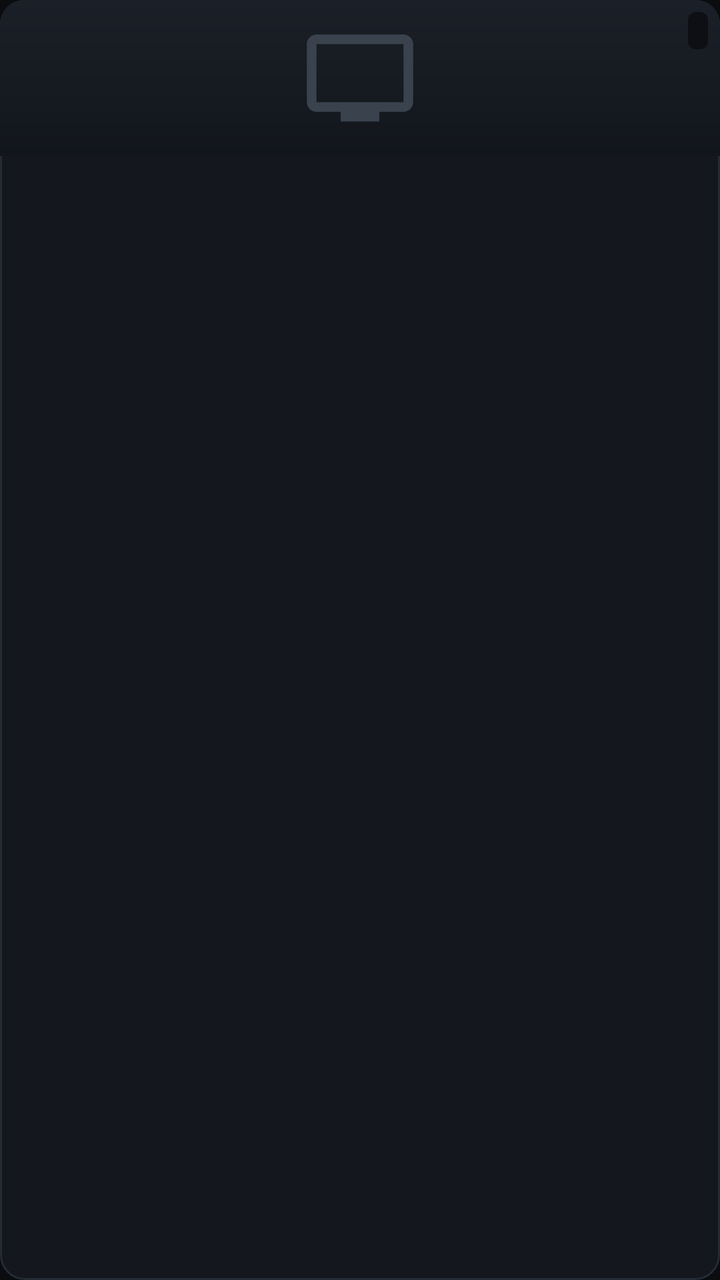
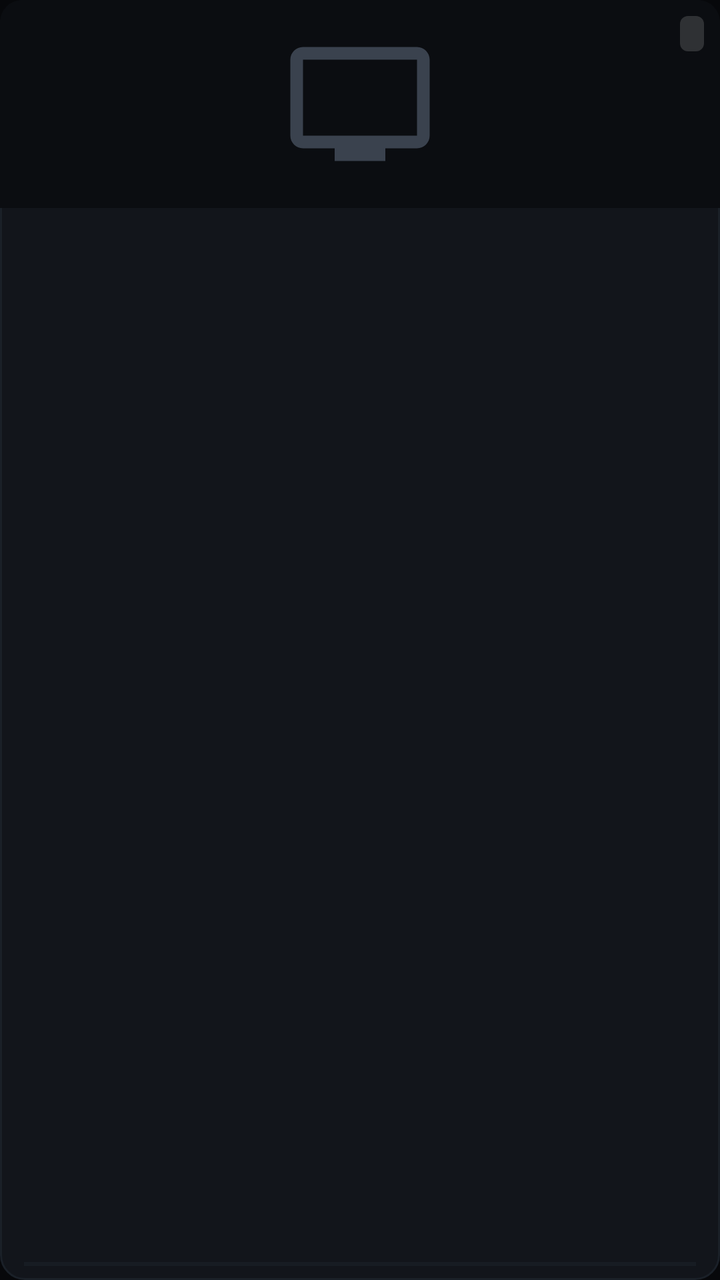

The first picture is an Android layout as it rendered before a commit; the second is the same layout after the commit. The layout source and the unified diff follow.
<!-- AndroidManifest.xml: application theme Theme.MinTvLite -->
<!-- res/layout/item_channel.xml -->
<?xml version="1.0" encoding="utf-8"?>
<FrameLayout xmlns:android="http://schemas.android.com/apk/res/android"
    android:layout_width="match_parent"
    android:layout_height="@dimen/channel_card_height"
    android:layout_margin="@dimen/grid_gap"
    android:background="@drawable/bg_channel_card"
    android:clickable="true"
    android:focusable="true"
    android:focusableInTouchMode="false">

    <LinearLayout
        android:layout_width="match_parent"
        android:layout_height="wrap_content"
        android:orientation="vertical">

        <FrameLayout
            android:layout_width="match_parent"
            android:layout_height="78dp"
            android:background="@drawable/bg_logo_panel">

            <ImageView
                android:id="@+id/channel_logo"
                android:layout_width="match_parent"
                android:layout_height="match_parent"
                android:contentDescription="@null"
                android:paddingStart="12dp"
                android:paddingTop="10dp"
                android:paddingEnd="12dp"
                android:paddingBottom="10dp"
                android:scaleType="fitCenter"
                android:src="@drawable/ic_channel_placeholder" />

            <TextView
                android:id="@+id/channel_quality"
                android:layout_width="wrap_content"
                android:layout_height="wrap_content"
                android:layout_gravity="top|end"
                android:layout_marginTop="6dp"
                android:layout_marginEnd="6dp"
                android:background="@drawable/bg_badge_chip"
                android:fontFamily="sans-serif-medium"
                android:paddingStart="5dp"
                android:paddingTop="2dp"
                android:paddingEnd="5dp"
                android:paddingBottom="2dp"
                android:textColor="@color/text_primary"
                android:textSize="11sp" />

            <TextView
                android:id="@+id/channel_free"
                android:layout_width="wrap_content"
                android:layout_height="wrap_content"
                android:layout_gravity="bottom|start"
                android:layout_marginStart="6dp"
                android:layout_marginBottom="6dp"
                android:background="@drawable/bg_badge_free"
                android:fontFamily="sans-serif-medium"
                android:letterSpacing="0.06"
                android:paddingStart="5dp"
                android:paddingTop="2dp"
                android:paddingEnd="5dp"
                android:paddingBottom="2dp"
                android:text="@string/badge_free"
                android:textColor="@color/success"
                android:textSize="11sp"
                android:visibility="gone" />
        </FrameLayout>

        <LinearLayout
            android:layout_width="match_parent"
            android:layout_height="42dp"
            android:gravity="center_vertical"
            android:orientation="horizontal"
            android:paddingStart="10dp"
            android:paddingEnd="10dp">

            <TextView
                android:id="@+id/channel_number"
                android:layout_width="wrap_content"
                android:layout_height="wrap_content"
                android:layout_marginEnd="8dp"
                android:fontFamily="sans-serif-condensed"
                android:includeFontPadding="false"
                android:textColor="@color/accent"
                android:textSize="18sp"
                android:textStyle="bold" />

            <TextView
                android:id="@+id/channel_title"
                android:layout_width="0dp"
                android:layout_height="wrap_content"
                android:layout_weight="1"
                android:ellipsize="end"
                android:fontFamily="sans-serif-medium"
                android:includeFontPadding="false"
                android:maxLines="1"
                android:textColor="@color/text_primary"
                android:textSize="16sp" />
        </LinearLayout>
    </LinearLayout>
</FrameLayout>
<!-- resources referenced by this layout -->
<resources>
  <color name="accent">#E6007E</color>
  <color name="success">#35D07F</color>
  <color name="text_primary">#F5F7FA</color>
  <dimen name="channel_card_height">120dp</dimen>
  <dimen name="grid_gap">7dp</dimen>
  <!-- drawable bg_badge_chip (drawable) -->
  <?xml version="1.0" encoding="utf-8"?>
  <shape xmlns:android="http://schemas.android.com/apk/res/android"
      android:shape="rectangle">
      <solid android:color="#CC0A0C10" />
      <corners android:radius="4dp" />
  </shape>
  <!-- drawable bg_badge_free (drawable) -->
  <?xml version="1.0" encoding="utf-8"?>
  <shape xmlns:android="http://schemas.android.com/apk/res/android"
      android:shape="rectangle">
      <solid android:color="@color/success_soft" />
      <stroke
          android:width="1dp"
          android:color="#5535D07F" />
      <corners android:radius="4dp" />
  </shape>
  <!-- drawable bg_channel_card (drawable) -->
  <?xml version="1.0" encoding="utf-8"?>
  <selector xmlns:android="http://schemas.android.com/apk/res/android">
      <item android:state_focused="true">
          <shape android:shape="rectangle">
              <solid android:color="@color/surface_focused" />
              <stroke
                  android:width="@dimen/focus_stroke"
                  android:color="@color/accent" />
              <corners android:radius="@dimen/card_radius" />
          </shape>
      </item>
      <item android:state_pressed="true">
          <shape android:shape="rectangle">
              <solid android:color="@color/surface_focused" />
              <stroke
                  android:width="1dp"
                  android:color="@color/stroke_strong" />
              <corners android:radius="@dimen/card_radius" />
          </shape>
      </item>
      <item>
          <shape android:shape="rectangle">
              <solid android:color="@color/surface" />
              <stroke
                  android:width="1dp"
                  android:color="@color/stroke" />
              <corners android:radius="@dimen/card_radius" />
          </shape>
      </item>
  </selector>
  <!-- drawable bg_logo_panel (drawable) -->
  <?xml version="1.0" encoding="utf-8"?>
  <shape xmlns:android="http://schemas.android.com/apk/res/android"
      android:shape="rectangle">
      <gradient
          android:angle="270"
          android:endColor="#12161C"
          android:startColor="#1B2028" />
      <corners
          android:topLeftRadius="@dimen/card_radius"
          android:topRightRadius="@dimen/card_radius" />
  </shape>
  <!-- drawable ic_channel_placeholder (drawable) -->
  <?xml version="1.0" encoding="utf-8"?>
  <vector xmlns:android="http://schemas.android.com/apk/res/android"
      android:width="48dp"
      android:height="48dp"
      android:viewportWidth="24"
      android:viewportHeight="24">
      <path
          android:fillColor="#3A424E"
          android:pathData="M21,3H3C1.9,3 1,3.9 1,5v12c0,1.1 0.9,2 2,2h5v2h8v-2h5c1.1,0 2,-0.9 2,-2V5C23,3.9 22.1,3 21,3zM21,17H3V5h18V17z" />
  </vector>
  <string name="badge_free">FREE</string>
  <style name="Theme.MinTvLite" parent="@android:style/Theme.Material.NoActionBar">
          <item name="android:windowBackground">@color/bg</item>
          <item name="android:colorAccent">@color/accent</item>
          <item name="android:colorPrimary">@color/accent</item>
          <item name="android:colorPrimaryDark">@color/bg</item>
          <item name="android:statusBarColor">@color/bg</item>
          <item name="android:navigationBarColor">@color/bg</item>
          <item name="android:windowLightStatusBar">false</item>
          <item name="android:windowNoTitle">true</item>
          <item name="android:windowActionModeOverlay">true</item>
          <item name="android:windowContentTransitions">true</item>
      </style>
  <color name="success_soft">#1F35D07F</color>
  <color name="surface_focused">#1D222B</color>
  <dimen name="focus_stroke">2dp</dimen>
  <dimen name="card_radius">12dp</dimen>
  <color name="stroke_strong">#333B48</color>
  <color name="surface">#14171D</color>
  <color name="stroke">#252B35</color>
  <color name="bg">#0A0C10</color>
</resources>

<!-- the commit's change to res/layout/item_channel.xml (unified diff, before → after) -->
@@ -3,30 +3,30 @@
     android:layout_width="match_parent"
     android:layout_height="@dimen/channel_card_height"
     android:layout_margin="@dimen/grid_gap"
-    android:background="@drawable/bg_channel_card"
+    android:background="@drawable/bg_card"
     android:clickable="true"
     android:focusable="true"
     android:focusableInTouchMode="false">
 
     <LinearLayout
         android:layout_width="match_parent"
-        android:layout_height="wrap_content"
+        android:layout_height="match_parent"
         android:orientation="vertical">
 
         <FrameLayout
             android:layout_width="match_parent"
-            android:layout_height="78dp"
-            android:background="@drawable/bg_logo_panel">
+            android:layout_height="@dimen/channel_logo_height"
+            android:background="@drawable/bg_card_media">
 
             <ImageView
                 android:id="@+id/channel_logo"
                 android:layout_width="match_parent"
                 android:layout_height="match_parent"
                 android:contentDescription="@null"
-                android:paddingStart="12dp"
-                android:paddingTop="10dp"
-                android:paddingEnd="12dp"
-                android:paddingBottom="10dp"
+                android:paddingStart="16dp"
+                android:paddingTop="14dp"
+                android:paddingEnd="16dp"
+                android:paddingBottom="14dp"
                 android:scaleType="fitCenter"
                 android:src="@drawable/ic_channel_placeholder" />
 
@@ -35,67 +35,97 @@
                 android:layout_width="wrap_content"
                 android:layout_height="wrap_content"
                 android:layout_gravity="top|end"
-                android:layout_marginTop="6dp"
-                android:layout_marginEnd="6dp"
-                android:background="@drawable/bg_badge_chip"
+                android:layout_marginTop="8dp"
+                android:layout_marginEnd="8dp"
+                android:background="@drawable/bg_chip_quiet"
                 android:fontFamily="sans-serif-medium"
-                android:paddingStart="5dp"
-                android:paddingTop="2dp"
-                android:paddingEnd="5dp"
-                android:paddingBottom="2dp"
+                android:includeFontPadding="false"
+                android:letterSpacing="0.06"
+                android:paddingStart="6dp"
+                android:paddingTop="3dp"
+                android:paddingEnd="6dp"
+                android:paddingBottom="3dp"
                 android:textColor="@color/text_primary"
-                android:textSize="11sp" />
+                android:textSize="10sp" />
 
-            <TextView
-                android:id="@+id/channel_free"
-                android:layout_width="wrap_content"
-                android:layout_height="wrap_content"
-                android:layout_gravity="bottom|start"
-                android:layout_marginStart="6dp"
-                android:layout_marginBottom="6dp"
-                android:background="@drawable/bg_badge_free"
-                android:fontFamily="sans-serif-medium"
-                android:letterSpacing="0.06"
-                android:paddingStart="5dp"
-                android:paddingTop="2dp"
-                android:paddingEnd="5dp"
-                android:paddingBottom="2dp"
-                android:text="@string/badge_free"
-                android:textColor="@color/success"
-                android:textSize="11sp"
-                android:visibility="gone" />
+
         </FrameLayout>
 
         <LinearLayout
             android:layout_width="match_parent"
-            android:layout_height="42dp"
-            android:gravity="center_vertical"
-            android:orientation="horizontal"
-            android:paddingStart="10dp"
-            android:paddingEnd="10dp">
+            android:layout_height="0dp"
+            android:layout_weight="1"
+            android:orientation="vertical"
+            android:paddingStart="12dp"
+            android:paddingTop="8dp"
+            android:paddingEnd="12dp"
+            android:paddingBottom="0dp">
+
+            <LinearLayout
+                android:layout_width="match_parent"
+                android:layout_height="wrap_content"
+                android:gravity="center_vertical"
+                android:orientation="horizontal">
+
+                <TextView
+                    android:id="@+id/channel_number"
+                    android:layout_width="wrap_content"
+                    android:layout_height="wrap_content"
+                    android:layout_marginEnd="8dp"
+                    android:fontFamily="sans-serif-condensed"
+                    android:fontFeatureSettings="tnum"
+                    android:includeFontPadding="false"
+                    android:textColor="@color/brand_bright"
+                    android:textSize="20sp"
+                    android:textStyle="bold" />
+
+                <TextView
+                    android:id="@+id/channel_title"
+                    android:layout_width="0dp"
+                    android:layout_height="wrap_content"
+                    android:layout_weight="1"
+                    android:ellipsize="end"
+                    android:fontFamily="sans-serif-medium"
+                    android:includeFontPadding="false"
+                    android:maxLines="1"
+                    android:textColor="@color/text_primary"
+                    android:textSize="15sp" />
+
+                <View
+                    android:id="@+id/channel_free"
+                    android:layout_width="7dp"
+                    android:layout_height="7dp"
+                    android:layout_marginStart="7dp"
+                    android:background="@drawable/bg_free_dot"
+                    android:visibility="gone" />
+            </LinearLayout>
 
             <TextView
-                android:id="@+id/channel_number"
-                android:layout_width="wrap_content"
+                android:id="@+id/channel_now"
+                android:layout_width="match_parent"
                 android:layout_height="wrap_content"
-                android:layout_marginEnd="8dp"
-                android:fontFamily="sans-serif-condensed"
-                android:includeFontPadding="false"
-                android:textColor="@color/accent"
-                android:textSize="18sp"
-                android:textStyle="bold" />
-
-            <TextView
-                android:id="@+id/channel_title"
-                android:layout_width="0dp"
-                android:layout_height="wrap_content"
-                android:layout_weight="1"
+                android:layout_marginTop="4dp"
                 android:ellipsize="end"
-                android:fontFamily="sans-serif-medium"
+                android:fontFamily="sans-serif"
                 android:includeFontPadding="false"
                 android:maxLines="1"
-                android:textColor="@color/text_primary"
-                android:textSize="16sp" />
+                android:textColor="@color/text_secondary"
+                android:textSize="11.5sp" />
+
+            <View
+                android:layout_width="0dp"
+                android:layout_height="0dp"
+                android:layout_weight="1" />
+
+            <ProgressBar
+                android:id="@+id/channel_progress"
+                style="?android:attr/progressBarStyleHorizontal"
+                android:layout_width="match_parent"
+                android:layout_height="2dp"
+                android:layout_marginBottom="7dp"
+                android:max="1000"
+                android:progressBackgroundTint="@color/stroke"
+                android:progressTint="@color/brand" />
         </LinearLayout>
     </LinearLayout>
 </FrameLayout>
<!-- resource entries referenced after the edit -->
@@ -1,69 +1,54 @@
 <!-- resources referenced by this layout -->
 <resources>
-  <color name="accent">#E6007E</color>
-  <color name="success">#35D07F</color>
-  <color name="text_primary">#F5F7FA</color>
-  <dimen name="channel_card_height">120dp</dimen>
-  <dimen name="grid_gap">7dp</dimen>
-  <!-- drawable bg_badge_chip (drawable) -->
-  <?xml version="1.0" encoding="utf-8"?>
-  <shape xmlns:android="http://schemas.android.com/apk/res/android"
-      android:shape="rectangle">
-      <solid android:color="#CC0A0C10" />
-      <corners android:radius="4dp" />
-  </shape>
-  <!-- drawable bg_badge_free (drawable) -->
-  <?xml version="1.0" encoding="utf-8"?>
-  <shape xmlns:android="http://schemas.android.com/apk/res/android"
-      android:shape="rectangle">
-      <solid android:color="@color/success_soft" />
-      <stroke
-          android:width="1dp"
-          android:color="#5535D07F" />
-      <corners android:radius="4dp" />
-  </shape>
-  <!-- drawable bg_channel_card (drawable) -->
+  <color name="brand">#E6007E</color>
+  <color name="brand_bright">#FF3D9A</color>
+  <color name="success">#5BD6A0</color>
+  <color name="text_primary">#F4F6F9</color>
+  <color name="text_secondary">#AEB6C2</color>
+  <dimen name="channel_card_height">174dp</dimen>
+  <dimen name="channel_logo_height">104dp</dimen>
+  <dimen name="grid_gap">10dp</dimen>
+  <!-- drawable bg_card (drawable) -->
   <?xml version="1.0" encoding="utf-8"?>
   <selector xmlns:android="http://schemas.android.com/apk/res/android">
       <item android:state_focused="true">
           <shape android:shape="rectangle">
-              <solid android:color="@color/surface_focused" />
-              <stroke
-                  android:width="@dimen/focus_stroke"
-                  android:color="@color/accent" />
-              <corners android:radius="@dimen/card_radius" />
+              <solid android:color="@color/surface_focus" />
+              <stroke android:width="2dp" android:color="@color/focus_ring" />
+              <corners android:radius="12dp" />
           </shape>
       </item>
       <item android:state_pressed="true">
           <shape android:shape="rectangle">
-              <solid android:color="@color/surface_focused" />
-              <stroke
-                  android:width="1dp"
-                  android:color="@color/stroke_strong" />
-              <corners android:radius="@dimen/card_radius" />
+              <solid android:color="@color/surface_2" />
+              <stroke android:width="1dp" android:color="@color/stroke_strong" />
+              <corners android:radius="12dp" />
           </shape>
       </item>
       <item>
           <shape android:shape="rectangle">
               <solid android:color="@color/surface" />
-              <stroke
-                  android:width="1dp"
-                  android:color="@color/stroke" />
-              <corners android:radius="@dimen/card_radius" />
+              <stroke android:width="1dp" android:color="@color/stroke_soft" />
+              <corners android:radius="12dp" />
           </shape>
       </item>
   </selector>
-  <!-- drawable bg_logo_panel (drawable) -->
+  <!-- drawable bg_card_media (drawable) -->
   <?xml version="1.0" encoding="utf-8"?>
-  <shape xmlns:android="http://schemas.android.com/apk/res/android"
-      android:shape="rectangle">
-      <gradient
-          android:angle="270"
-          android:endColor="#12161C"
-          android:startColor="#1B2028" />
-      <corners
-          android:topLeftRadius="@dimen/card_radius"
-          android:topRightRadius="@dimen/card_radius" />
+  <shape xmlns:android="http://schemas.android.com/apk/res/android" android:shape="rectangle">
+      <solid android:color="@color/bg_raised" />
+      <corners android:topLeftRadius="11dp" android:topRightRadius="11dp" />
+  </shape>
+  <!-- drawable bg_chip_quiet (drawable) -->
+  <?xml version="1.0" encoding="utf-8"?>
+  <shape xmlns:android="http://schemas.android.com/apk/res/android" android:shape="rectangle">
+      <solid android:color="#26FFFFFF" />
+      <corners android:radius="4dp" />
+  </shape>
+  <!-- drawable bg_free_dot (drawable) -->
+  <?xml version="1.0" encoding="utf-8"?>
+  <shape xmlns:android="http://schemas.android.com/apk/res/android" android:shape="oval">
+      <solid android:color="@color/success" />
   </shape>
   <!-- drawable ic_channel_placeholder (drawable) -->
   <?xml version="1.0" encoding="utf-8"?>
@@ -76,11 +61,10 @@
           android:fillColor="#3A424E"
           android:pathData="M21,3H3C1.9,3 1,3.9 1,5v12c0,1.1 0.9,2 2,2h5v2h8v-2h5c1.1,0 2,-0.9 2,-2V5C23,3.9 22.1,3 21,3zM21,17H3V5h18V17z" />
   </vector>
-  <string name="badge_free">FREE</string>
   <style name="Theme.MinTvLite" parent="@android:style/Theme.Material.NoActionBar">
           <item name="android:windowBackground">@color/bg</item>
-          <item name="android:colorAccent">@color/accent</item>
-          <item name="android:colorPrimary">@color/accent</item>
+          <item name="android:colorAccent">@color/brand</item>
+          <item name="android:colorPrimary">@color/brand</item>
           <item name="android:colorPrimaryDark">@color/bg</item>
           <item name="android:statusBarColor">@color/bg</item>
           <item name="android:navigationBarColor">@color/bg</item>
@@ -88,14 +72,18 @@
           <item name="android:windowNoTitle">true</item>
           <item name="android:windowActionModeOverlay">true</item>
           <item name="android:windowContentTransitions">true</item>
+          <item name="android:windowActivityTransitions">true</item>
+          <item name="android:windowFullscreen">true</item>
+          <item name="android:windowLayoutInDisplayCutoutMode">shortEdges</item>
       </style>
-  <color name="success_soft">#1F35D07F</color>
-  <color name="surface_focused">#1D222B</color>
-  <dimen name="focus_stroke">2dp</dimen>
-  <dimen name="card_radius">12dp</dimen>
-  <color name="stroke_strong">#333B48</color>
-  <color name="surface">#14171D</color>
-  <color name="stroke">#252B35</color>
-  <color name="bg">#0A0C10</color>
+  <color name="surface_focus">#2A323E</color>
+  <color name="focus_ring">#FFFFFFFF</color>
+  <color name="surface_2">#191E26</color>
+  <color name="stroke_strong">#39424F</color>
+  <color name="surface">#12151B</color>
+  <color name="stroke_soft">#1A2028</color>
+  <color name="bg_raised">#0B0D11</color>
+  <color name="stroke">#242B35</color>
+  <color name="bg">#07080B</color>
 </resources>
 
